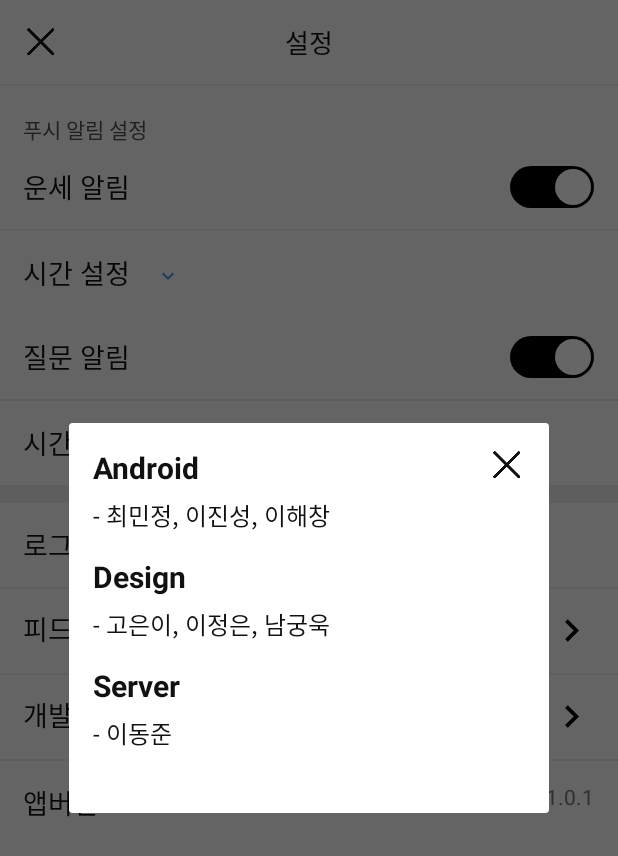
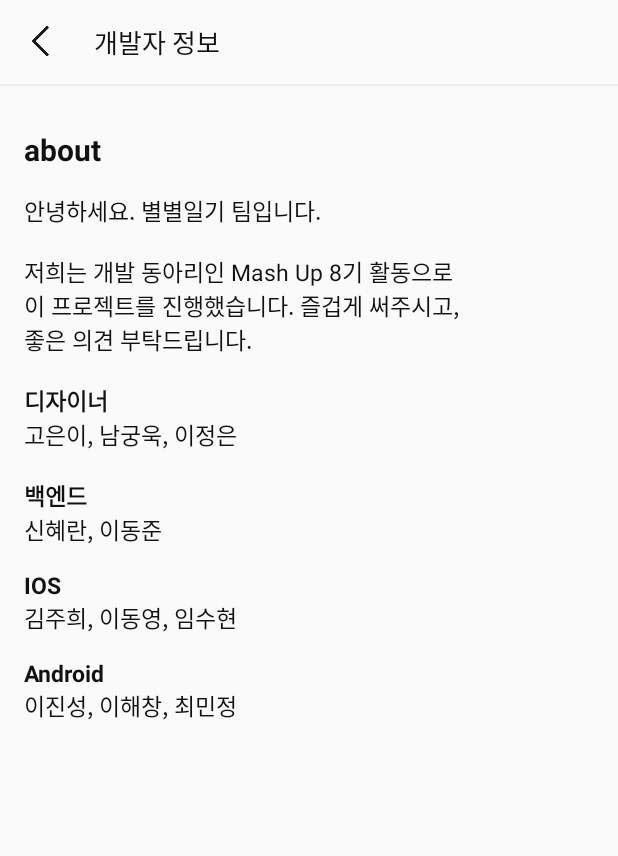
Before and after one commit to mash-up-kr/Constellation-Diary-AOS, an Android app: the SettingActivity screen opened directly, with no data from a screen before it, after a tap on "개발자 정보", on a phone screen of 412 x 824 dp. Shown: the top 856 px of the screen. Run offline under Robolectric (Android 15) with nearby library versions, the phone set to English and light mode, and no system bars; our stand-ins replace RxJava, Timber; network calls fail.

Commit message:
개발자 정보 화면 추가

```diff
--- a/app/src/main/AndroidManifest.xml
+++ b/app/src/main/AndroidManifest.xml
@@ -13,6 +13,7 @@
         android:roundIcon="@mipmap/ic_launcher_round"
         android:supportsRtl="true"
         android:theme="@style/AppTheme">
+
         <service
             android:name=".StarStarMessagingService"
             android:enabled="true"
@@ -45,10 +46,11 @@
             android:name=".ui.main.MainActivity"
             android:launchMode="singleTask"
             android:theme="@style/NoActionBarTheme" />
-
         <activity android:name=".ui.diary.DiaryEditActivity" />
         <activity android:name=".ui.setting.SettingActivity" />
         <activity android:name=".ui.myconstellation.MyConstellationActivity" />
+        <activity android:name=".ui.developer.DeveloperActivity"/>
+
     </application>
 
 </manifest>
--- /dev/null
+++ b/app/src/main/java/com/mashup/telltostar/ui/developer/DeveloperActivity.kt
@@ -0,0 +1,30 @@
+package com.mashup.telltostar.ui.developer
+
+import android.os.Build
+import android.os.Bundle
+import android.text.Html
+import androidx.appcompat.app.AppCompatActivity
+import com.mashup.telltostar.R
+import kotlinx.android.synthetic.main.activity_developer.*
+
+class DeveloperActivity : AppCompatActivity() {
+
+    override fun onCreate(savedInstanceState: Bundle?) {
+        super.onCreate(savedInstanceState)
+        setContentView(R.layout.activity_developer)
+
+        btnDeveloperClose.setOnClickListener {
+            onBackPressed()
+        }
+
+        val content = resources.getString(R.string.developer_content)
+
+        val htmlContent = if (Build.VERSION.SDK_INT >= Build.VERSION_CODES.N) {
+            Html.fromHtml(content, Html.FROM_HTML_MODE_COMPACT)
+        } else {
+            Html.fromHtml(content)
+        }
+
+        tvDeveloperContent.text = htmlContent
+    }
+}
--- a/app/src/main/java/com/mashup/telltostar/ui/setting/SettingActivity.kt
+++ b/app/src/main/java/com/mashup/telltostar/ui/setting/SettingActivity.kt
@@ -10,7 +10,7 @@ import com.mashup.telltostar.BuildConfig
 import com.mashup.telltostar.R
 import com.mashup.telltostar.data.Injection
 import com.mashup.telltostar.data.exception.Exception
-import com.mashup.telltostar.ui.dialog.DeveloperDialog
+import com.mashup.telltostar.ui.developer.DeveloperActivity
 import com.mashup.telltostar.ui.dialog.TimePickerBottomSheet
 import com.mashup.telltostar.ui.login.LoginActivity
 import com.mashup.telltostar.util.PrefUtil
@@ -79,7 +79,7 @@ class SettingActivity : AppCompatActivity() {
             feedback()
         }
         rlSettingDeveloper.setOnClickListener {
-            DeveloperDialog.newInstance().show(supportFragmentManager, "developer")
+            startActivity(Intent(this, DeveloperActivity::class.java))
         }
         rlSettingAppVersion.setOnClickListener {
             //toast("버전 확인")
--- /dev/null
+++ b/app/src/main/res/layout/activity_developer.xml
@@ -0,0 +1,59 @@
+<?xml version="1.0" encoding="utf-8"?>
+<LinearLayout xmlns:android="http://schemas.android.com/apk/res/android"
+    xmlns:tools="http://schemas.android.com/tools"
+    android:layout_width="match_parent"
+    android:layout_height="match_parent"
+    android:orientation="vertical"
+    tools:context=".ui.developer.DeveloperActivity">
+
+    <!-- top bar -->
+    <LinearLayout
+        android:layout_width="match_parent"
+        android:layout_height="?attr/actionBarSize"
+        android:orientation="horizontal">
+
+        <ImageView
+            android:id="@+id/btnDeveloperClose"
+            android:layout_width="wrap_content"
+            android:layout_height="wrap_content"
+            android:padding="15dp"
+            android:src="@drawable/ic_arrow_back" />
+
+        <TextView
+            android:layout_width="wrap_content"
+            android:layout_height="wrap_content"
+            android:layout_gravity="center"
+            android:layout_marginStart="8dp"
+            android:text="@string/developer_info"
+            android:textColor="@color/black_two"
+            android:textSize="17sp" />
+
+    </LinearLayout>
+
+    <View
+        android:layout_width="match_parent"
+        android:layout_height="1dp"
+        android:background="@color/white_three" />
+
+    <TextView
+        android:layout_width="wrap_content"
+        android:layout_height="wrap_content"
+        android:layout_marginStart="16dp"
+        android:layout_marginTop="28.5dp"
+        android:text="@string/about"
+        android:textColor="@color/black_two"
+        android:textSize="20sp"
+        android:textStyle="bold" />
+
+    <TextView
+        android:id="@+id/tvDeveloperContent"
+        android:layout_width="wrap_content"
+        android:layout_height="wrap_content"
+        android:layout_marginStart="16dp"
+        android:layout_marginTop="15dp"
+        android:text="@string/about"
+        android:textColor="@color/black_two"
+        android:textSize="15sp"
+        tools:text="Developer content" />
+
+</LinearLayout>
--- a/app/src/main/res/layout/activity_setting.xml
+++ b/app/src/main/res/layout/activity_setting.xml
@@ -24,7 +24,7 @@
             android:layout_width="wrap_content"
             android:layout_height="wrap_content"
             android:layout_centerInParent="true"
-            android:text="@string/setting"
+            android:text="@string/developer_info"
             android:textColor="@color/black_two"
             android:textSize="17sp" />
 
--- a/app/src/main/res/values/strings.xml
+++ b/app/src/main/res/values/strings.xml
@@ -203,5 +203,18 @@
     <string name="names_android">- 최민정, 이진성, 이해창</string>
     <string name="names_design">- 고은이, 이정은, 남궁욱</string>
     <string name="names_server">- 이동준</string>
+    <string name="about">about</string>
+    <string name="developer_content" cdata="true"><![CDATA[안녕하세요. 별별일기 팀입니다. <br/><br/>
+        저희는 개발 동아리인 Mash Up 8기 활동으로<br/>이 프로젝트를 진행했습니다. 즐겁게 써주시고,<br/>좋은 의견 부탁드립니다.<br/><br/>
+        <b>디자이너</b> <br/>
+        고은이, 남궁욱, 이정은<br/><br/>
+        <b>백엔드</b> <br/>
+        신혜란, 이동준<br/><br/>
+        <b>IOS</b> <br/>
+        김주희, 이동영, 임수현<br/><br/>
+        <b>Android</b> <br/>
+        이진성, 이해창, 최민정
+]]></string>
+
 
 </resources>
```
